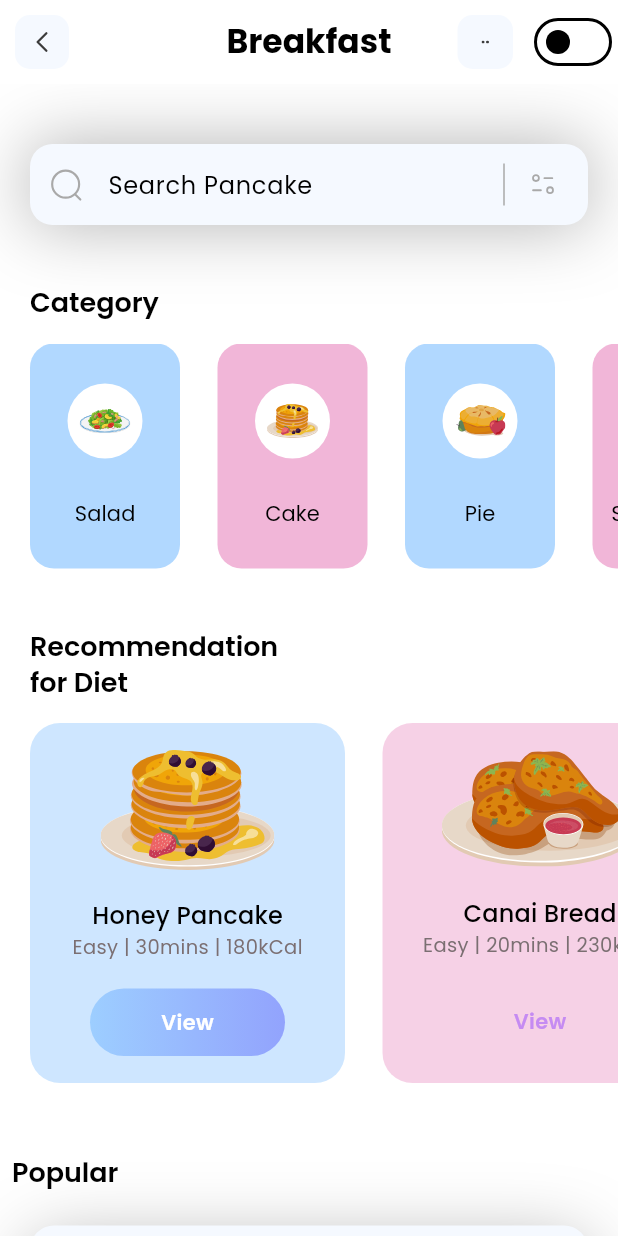
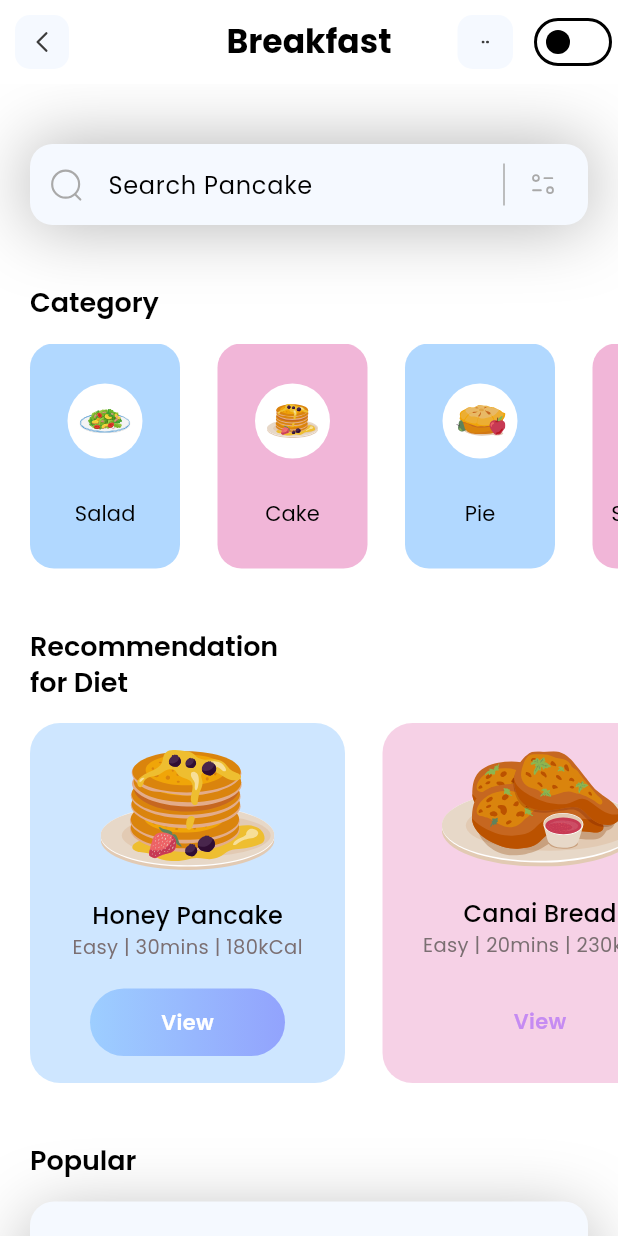
Before and after one commit to DillonWall/Nutrition-App, a Flutter app: the screen it shows after launch, on a phone screen of 412 x 824 dp. Run offline on Flutter 3.47's test engine with Material 3 defaults, Android fonts, the phone set to English and light mode, and no system bars; our stand-ins replace flutter_svg.

Commit message:
Noticed minor inconsistency in the Popular headline

```diff
--- a/nutrition_app/lib/pages/home.dart
+++ b/nutrition_app/lib/pages/home.dart
@@ -49,7 +49,7 @@ class _HomePageState extends State<HomePage> {
       crossAxisAlignment: CrossAxisAlignment.start,
       children: [
         Padding(
-          padding: const EdgeInsets.all(8),
+          padding: const EdgeInsets.only(left: 20),
           child: Text(
             'Popular',
             style: Theme.of(context).textTheme.headlineSmall,
```
